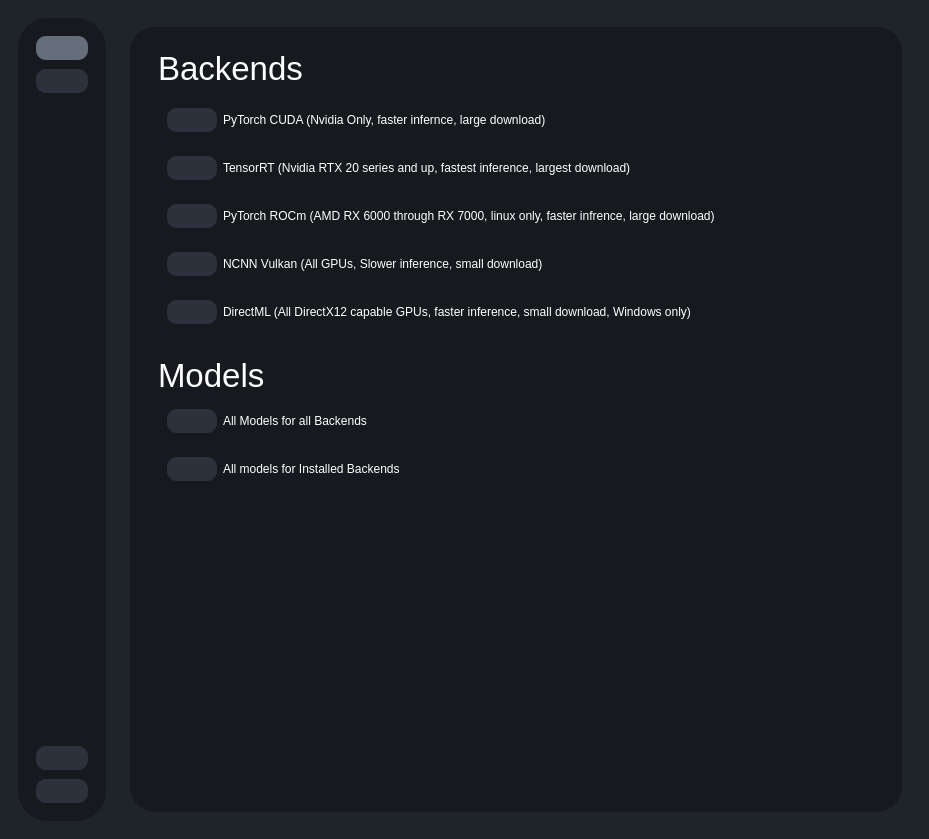
Old version of the form testRVEInterface.ui in the repository TNTwise/REAL-Video-Enhancer.
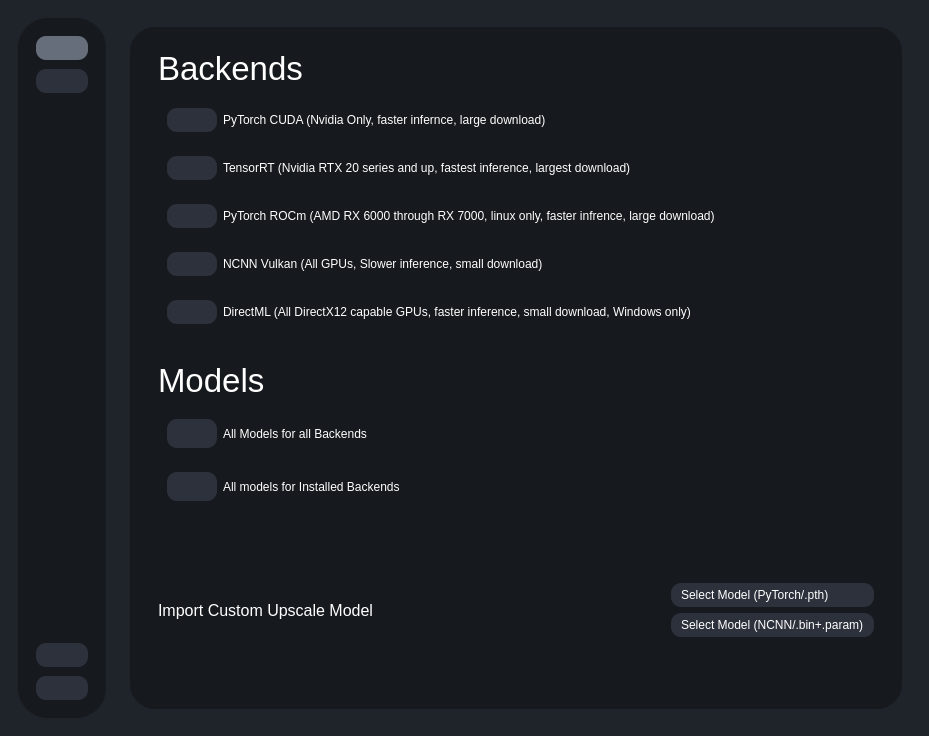
New version of the form. The open tabs and pages were chosen to show the change. Icons and pictures are not drawn.

```diff
--- a/testRVEInterface.ui
+++ b/testRVEInterface.ui
@@ -7,7 +7,7 @@
     <x>0</x>
     <y>0</y>
     <width>929</width>
-    <height>839</height>
+    <height>736</height>
    </rect>
   </property>
   <property name="windowTitle">
@@ -339,7 +339,7 @@
                    <property name="minimumSize">
                     <size>
                      <width>0</width>
-                     <height>400</height>
+                     <height>0</height>
                     </size>
                    </property>
                    <property name="widgetResizable">
@@ -890,19 +890,21 @@
                      <height>250</height>
                     </size>
                    </property>
-                   <layout class="QVBoxLayout" name="verticalLayout_13">
+                   <layout class="QVBoxLayout" name="verticalLayout_13"/>
+                  </widget>
+                 </item>
                     <item>
                      <widget class="QWidget" name="videoInfoContainer" native="true">
                       <property name="minimumSize">
                        <size>
                         <width>0</width>
-                        <height>60</height>
+                     <height>0</height>
                        </size>
                       </property>
                       <property name="maximumSize">
                        <size>
                         <width>16777215</width>
-                        <height>300</height>
+                     <height>140</height>
                        </size>
                       </property>
                       <property name="styleSheet">
@@ -926,13 +928,13 @@
                          <property name="minimumSize">
                           <size>
                            <width>0</width>
-                           <height>30</height>
+                        <height>0</height>
                           </size>
                          </property>
                          <property name="maximumSize">
                           <size>
                            <width>16777215</width>
-                           <height>160</height>
+                        <height>130</height>
                           </size>
                          </property>
                          <property name="accessibleDescription">
@@ -955,7 +957,7 @@
                           <bool>true</bool>
                          </property>
                          <property name="html">
-                          <string>&lt;!DOCTYPE HTML PUBLIC &quot;-//W3C//DTD HTML 4.0//EN&quot; &quot;http://www.w3.org/TR/REC-html40/strict.dtd&quot;&gt;
+                       <string notr="true">&lt;!DOCTYPE HTML PUBLIC &quot;-//W3C//DTD HTML 4.0//EN&quot; &quot;http://www.w3.org/TR/REC-html40/strict.dtd&quot;&gt;
 &lt;html&gt;&lt;head&gt;&lt;meta name=&quot;qrichtext&quot; content=&quot;1&quot; /&gt;&lt;meta charset=&quot;utf-8&quot; /&gt;&lt;style type=&quot;text/css&quot;&gt;
 p, li { white-space: pre-wrap; }
 hr { height: 1px; border-width: 0; }
@@ -967,12 +969,8 @@
 &lt;p style=&quot; margin-top:0px; margin-bottom:0px; margin-left:0px; margin-right:0px; -qt-block-indent:0; text-indent:0px;&quot;&gt;&lt;span style=&quot; font-size:10pt;&quot;&gt;Bitrate:&lt;/span&gt;&lt;/p&gt;
 &lt;p style=&quot; margin-top:0px; margin-bottom:0px; margin-left:0px; margin-right:0px; -qt-block-indent:0; text-indent:0px;&quot;&gt;&lt;span style=&quot; font-size:10pt;&quot;&gt;Encoder:&lt;/span&gt;&lt;/p&gt;
 &lt;p style=&quot; margin-top:0px; margin-bottom:0px; margin-left:0px; margin-right:0px; -qt-block-indent:0; text-indent:0px;&quot;&gt;&lt;span style=&quot; font-size:10pt;&quot;&gt;Container:&lt;/span&gt;&lt;/p&gt;
-&lt;p style=&quot; margin-top:0px; margin-bottom:0px; margin-left:0px; margin-right:0px; -qt-block-indent:0; text-indent:0px;&quot;&gt;&lt;span style=&quot; font-size:10pt;&quot;&gt;Frame Count:&lt;/span&gt;&lt;/p&gt;
-&lt;p style=&quot;-qt-paragraph-type:empty; margin-top:0px; margin-bottom:0px; margin-left:0px; margin-right:0px; -qt-block-indent:0; text-indent:0px; font-size:10pt;&quot;&gt;&lt;br /&gt;&lt;/p&gt;&lt;/body&gt;&lt;/html&gt;</string>
-                         </property>
-                        </widget>
-                       </item>
-                      </layout>
+&lt;p style=&quot; margin-top:0px; margin-bottom:0px; margin-left:0px; margin-right:0px; -qt-block-indent:0; text-indent:0px;&quot;&gt;&lt;span style=&quot; font-size:10pt;&quot;&gt;Frame Count:&lt;/span&gt;&lt;/p&gt;&lt;/body&gt;&lt;/html&gt;</string>
+                      </property>
                      </widget>
                     </item>
                    </layout>
@@ -983,10 +981,13 @@
                    <property name="orientation">
                     <enum>Qt::Orientation::Vertical</enum>
                    </property>
+                   <property name="sizeType">
+                    <enum>QSizePolicy::Policy::MinimumExpanding</enum>
+                   </property>
                    <property name="sizeHint" stdset="0">
                     <size>
                      <width>20</width>
-                     <height>40</height>
+                     <height>0</height>
                     </size>
                    </property>
                   </spacer>
@@ -996,7 +997,7 @@
                    <property name="minimumSize">
                     <size>
                      <width>0</width>
-                     <height>85</height>
+                     <height>0</height>
                     </size>
                    </property>
                    <property name="styleSheet">
@@ -1312,8 +1313,8 @@
                   <rect>
                    <x>0</x>
                    <y>0</y>
-                   <width>729</width>
-                   <height>755</height>
+                   <width>446</width>
+                   <height>574</height>
                   </rect>
                  </property>
                  <layout class="QVBoxLayout" name="verticalLayout_18">
@@ -1897,9 +1898,6 @@
                         <property name="bottomMargin">
                          <number>0</number>
                         </property>
-                        <item>
-                         <widget class="QWidget" name="widget_10" native="true"/>
-                        </item>
                         <item>
                          <widget class="QLabel" name="label_20">
                           <property name="font">
@@ -2445,6 +2443,64 @@
                 </layout>
                </widget>
               </item>
+              <item row="4" column="0">
+               <widget class="QWidget" name="widget_10" native="true">
+                <property name="minimumSize">
+                 <size>
+                  <width>0</width>
+                  <height>0</height>
+                 </size>
+                </property>
+                <layout class="QGridLayout" name="gridLayout_8">
+                 <item row="0" column="0">
+                  <widget class="QLabel" name="encoderLabel_4">
+                   <property name="font">
+                    <font>
+                     <pointsize>12</pointsize>
+                    </font>
+                   </property>
+                   <property name="text">
+                    <string>Import Custom Upscale Model</string>
+                   </property>
+                  </widget>
+                 </item>
+                 <item row="0" column="1">
+                  <spacer name="horizontalSpacer_12">
+                   <property name="orientation">
+                    <enum>Qt::Orientation::Horizontal</enum>
+                   </property>
+                   <property name="sizeType">
+                    <enum>QSizePolicy::Policy::MinimumExpanding</enum>
+                   </property>
+                   <property name="sizeHint" stdset="0">
+                    <size>
+                     <width>230</width>
+                     <height>20</height>
+                    </size>
+                   </property>
+                  </spacer>
+                 </item>
+                 <item row="0" column="2">
+                  <layout class="QGridLayout" name="gridLayout_10">
+                   <item row="1" column="0">
+                    <widget class="QPushButton" name="pushButton">
+                     <property name="text">
+                      <string>Select Model (NCNN/.bin+.param)</string>
+                     </property>
+                    </widget>
+                   </item>
+                   <item row="0" column="0">
+                    <widget class="QPushButton" name="select_output_folder_location_btn_2">
+                     <property name="text">
+                      <string>Select Model (PyTorch/.pth)</string>
+                     </property>
+                    </widget>
+                   </item>
+                  </layout>
+                 </item>
+                </layout>
+               </widget>
+              </item>
               <item row="1" column="0">
                <widget class="QWidget" name="modelSelectContainer" native="true">
                 <layout class="QVBoxLayout" name="verticalLayout_15">
@@ -2547,19 +2603,6 @@
                 </layout>
                </widget>
               </item>
-              <item row="2" column="0">
-               <spacer name="verticalSpacer_4">
-                <property name="orientation">
-                 <enum>Qt::Orientation::Vertical</enum>
-                </property>
-                <property name="sizeHint" stdset="0">
-                 <size>
-                  <width>20</width>
-                  <height>40</height>
-                 </size>
-                </property>
-               </spacer>
-              </item>
              </layout>
             </widget>
            </widget>
```
Lines whose indentation alone changed are shown as unchanged.
